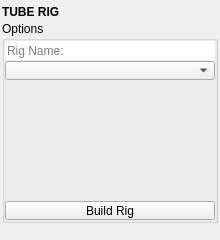
m3trik/blendertk, file blendertk/rig_utils/tube_rig.ui: the form before one commit.
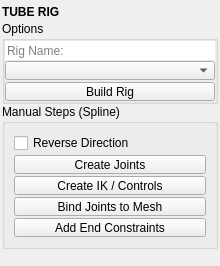
The form after the commit. Custom widgets are drawn as their Qt base class.

Commit message:
Port Shots trio + TubeRig + UV ShellXform parity; vendor curtain twin; DataNodes.dump
See CHANGELOG.md for detail.

```diff
--- a/blendertk/rig_utils/tube_rig.ui
+++ b/blendertk/rig_utils/tube_rig.ui
@@ -201,6 +201,116 @@
         </layout>
        </widget>
       </item>
+      <item>
+       <widget class="QGroupBox" name="grp_steps">
+        <property name="title">
+         <string>Manual Steps (Spline)</string>
+        </property>
+        <layout class="QVBoxLayout" name="verticalLayout_steps">
+         <property name="spacing">
+          <number>2</number>
+         </property>
+         <item>
+          <widget class="QCheckBox" name="chk000">
+           <property name="toolTip">
+            <string>Reverse the joint-chain direction for Step 1 (Create Joints).</string>
+           </property>
+           <property name="text">
+            <string>Reverse Direction</string>
+           </property>
+          </widget>
+         </item>
+         <item>
+          <widget class="PushButton" name="b001">
+           <property name="minimumSize">
+            <size>
+             <width>0</width>
+             <height>19</height>
+            </size>
+           </property>
+           <property name="maximumSize">
+            <size>
+             <width>16777215</width>
+             <height>19</height>
+            </size>
+           </property>
+           <property name="toolTip">
+            <string>Step 1 — create a joint/bone chain fit to the selected tube mesh's centerline (no controls or bind yet).</string>
+           </property>
+           <property name="text">
+            <string>Create Joints</string>
+           </property>
+          </widget>
+         </item>
+         <item>
+          <widget class="PushButton" name="b002">
+           <property name="minimumSize">
+            <size>
+             <width>0</width>
+             <height>19</height>
+            </size>
+           </property>
+           <property name="maximumSize">
+            <size>
+             <width>16777215</width>
+             <height>19</height>
+            </size>
+           </property>
+           <property name="toolTip">
+            <string>Step 2 — add the curve, Spline IK and hooked controls onto the selected armature's existing bone chain (uses the mode options; Spline).</string>
+           </property>
+           <property name="text">
+            <string>Create IK / Controls</string>
+           </property>
+          </widget>
+         </item>
+         <item>
+          <widget class="PushButton" name="b003">
+           <property name="minimumSize">
+            <size>
+             <width>0</width>
+             <height>19</height>
+            </size>
+           </property>
+           <property name="maximumSize">
+            <size>
+             <width>16777215</width>
+             <height>19</height>
+            </size>
+           </property>
+           <property name="toolTip">
+            <string>Step 3 — bind the selected tube mesh to the selected armature (Armature modifier + automatic weights).</string>
+           </property>
+           <property name="text">
+            <string>Bind Joints to Mesh</string>
+           </property>
+          </widget>
+         </item>
+         <item>
+          <widget class="PushButton" name="b004">
+           <property name="minimumSize">
+            <size>
+             <width>0</width>
+             <height>19</height>
+            </size>
+           </property>
+           <property name="maximumSize">
+            <size>
+             <width>16777215</width>
+             <height>19</height>
+            </size>
+           </property>
+           <property name="toolTip">
+            <string>Utility — constrain both ends of a bound rig to two anchor objects: select the armature and the two anchors; each end blends onto its nearest anchor with a distance falloff. Run Bind (Step 3) first.</string>
+           </property>
+           <property name="text">
+            <string>Add End Constraints</string>
+           </property>
+          </widget>
+         </item>
+        </layout>
+       </widget>
+      </item>
       <item>
        <widget class="Footer" name="footer">
         <property name="minimumSize">
```
The commit also changes 63 other files.
